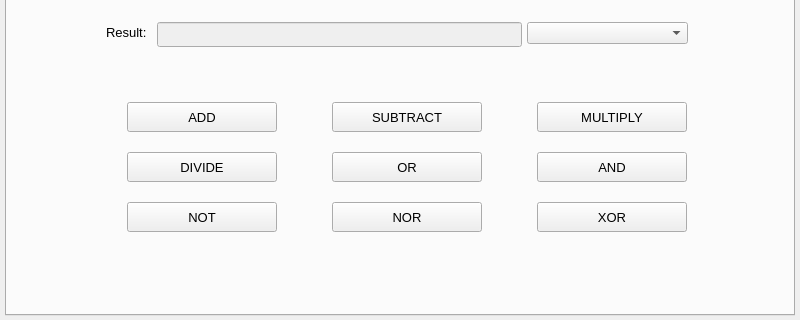
Before: the Qt Designer form designs/unit_converter.ui in lethinh73/unit-converter, drawn with Qt 5; both pictures show x 0 to 800 and y 360 to 680 of the 800 by 680 pixel window.
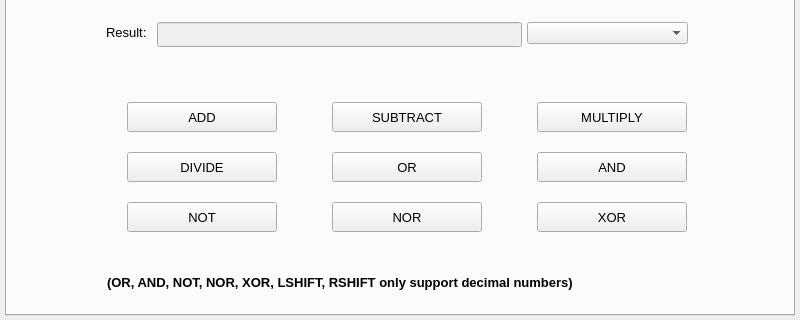
After: the same form once the commit is applied. The open tabs and pages were chosen to show the change.

```diff
--- a/designs/unit_converter.ui
+++ b/designs/unit_converter.ui
@@ -487,6 +487,26 @@
        </rect>
       </property>
      </widget>
+     <widget class="QLabel" name="label_11">
+      <property name="geometry">
+       <rect>
+        <x>100</x>
+        <y>480</y>
+        <width>600</width>
+        <height>20</height>
+       </rect>
+      </property>
+      <property name="font">
+       <font>
+        <pointsize>10</pointsize>
+        <weight>75</weight>
+        <bold>true</bold>
+       </font>
+      </property>
+      <property name="text">
+       <string>(OR, AND, NOT, NOR, XOR, LSHIFT, RSHIFT only support decimal numbers)</string>
+      </property>
+     </widget>
     </widget>
     <widget class="QWidget" name="tabAbout">
      <attribute name="title">
```
Left out of the diff: 4 changed lines with no effect on the pictures.
